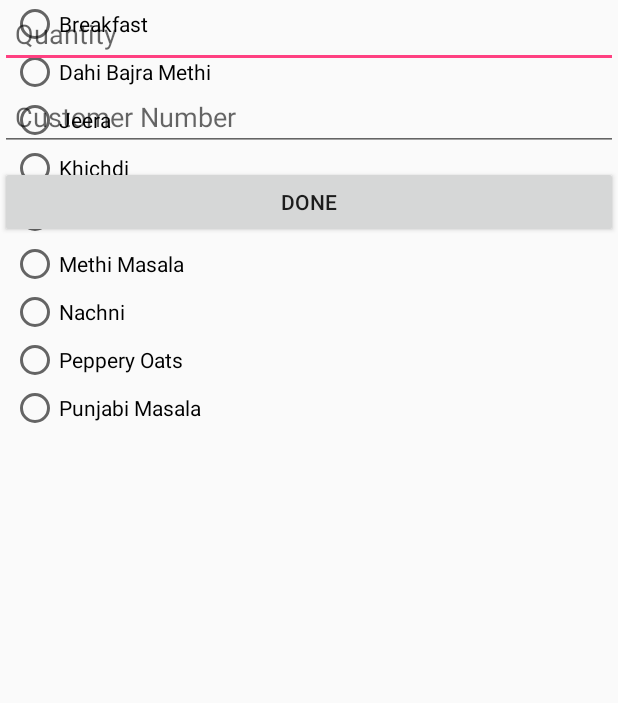
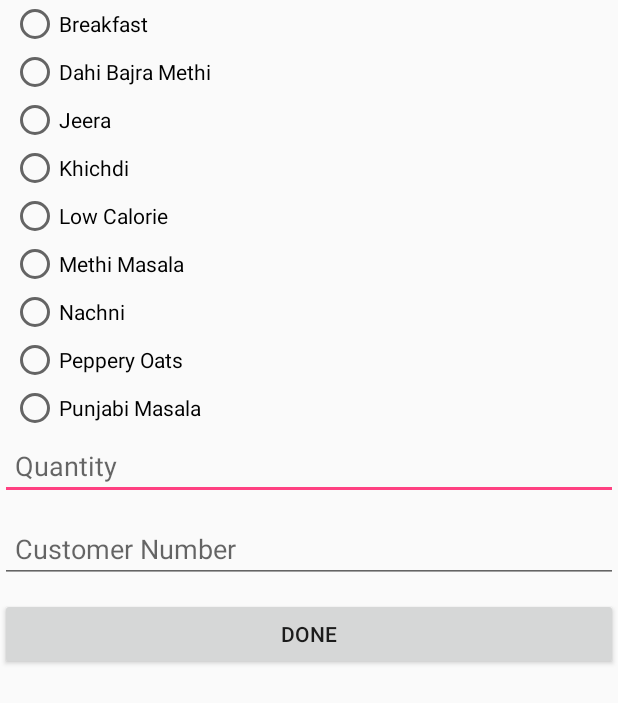
Before and after one commit to Mumbai2017/team-2, an Android app: the layout fragment_add_order.xml on its own in the app's theme, with its tools: preview values and no code run, on a phone screen of 412 x 824 dp. Shown: the top 703 px of the screen. Run offline under Robolectric (Android 15) with nearby library versions, the phone set to English and light mode, and no system bars.

Commit message:
Ui changes

```diff
--- a/ChaakriApp/app/src/main/res/layout/fragment_add_order.xml
+++ b/ChaakriApp/app/src/main/res/layout/fragment_add_order.xml
@@ -13,7 +13,7 @@
             android:paddingLeft="7dp"
             android:layout_width="wrap_content"
             android:layout_height="wrap_content"
-            android:layout_below="@id/textview">
+            >
             <RadioButton
 
                 android:text="Breakfast"
@@ -78,11 +78,10 @@
             android:id="@+id/editQ"
             android:layout_width="match_parent"
             android:layout_height="wrap_content"
-            android:layout_below="@id/type"
+            android:layout_below="@id/typek"
             android:ems="10"
             android:hint="Quantity"
             android:layout_marginBottom="10dp"
-
             android:inputType="number"
             android:paddingLeft="10dp"/>
 
@@ -93,7 +92,6 @@
             android:layout_below="@id/editQ"
             android:ems="10"
             android:hint="Customer Number"
-
             android:layout_marginBottom="10dp"
             android:paddingLeft="10dp"
             android:inputType="phone" />
```
